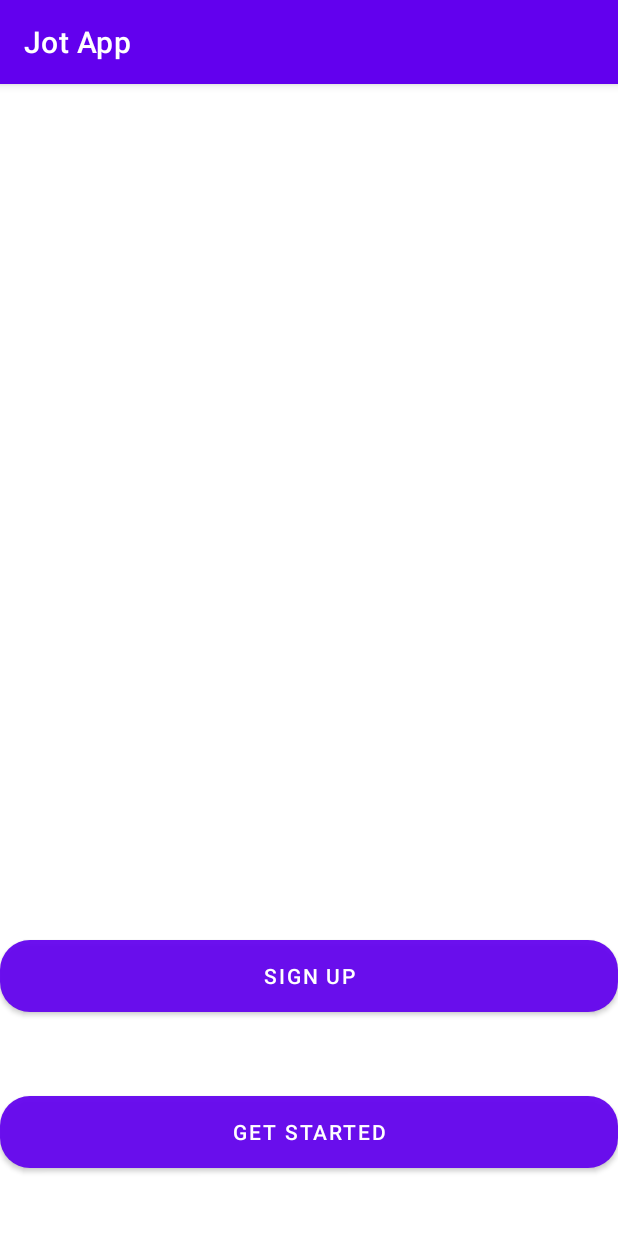
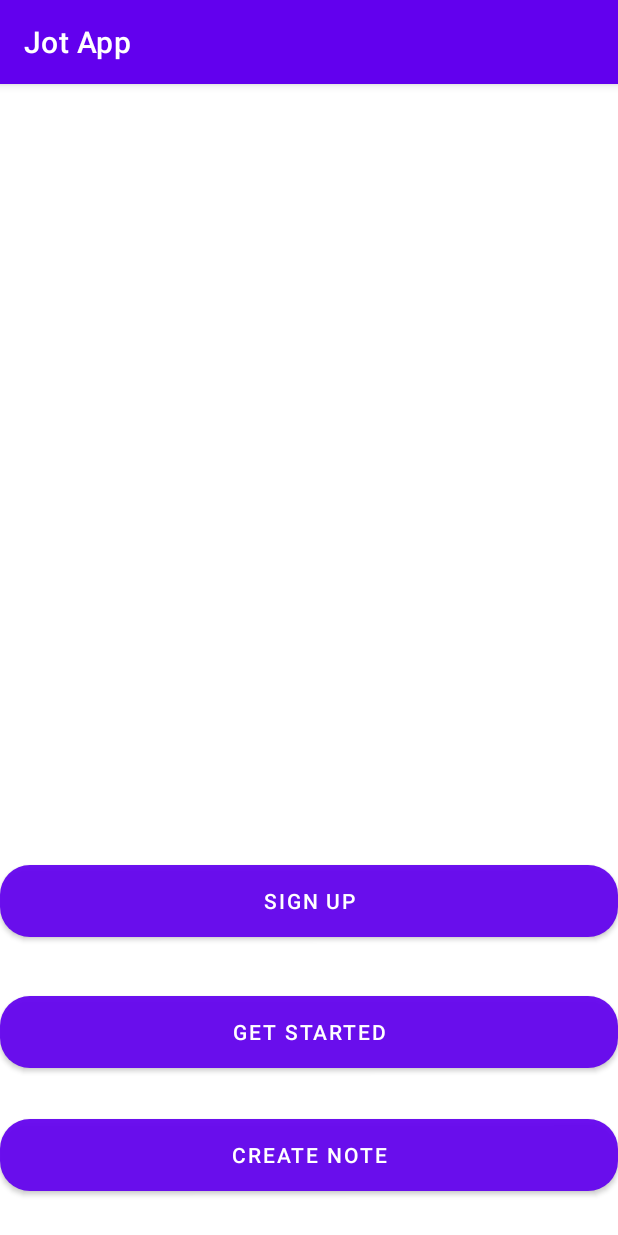
Before and after one commit to anzalmohamed/Jot-App, an Android app: the screen it shows after launch (MainActivity), on a phone screen of 412 x 824 dp. Run offline under Robolectric (Android 15) with nearby library versions, the phone set to English and light mode, and no system bars.

Commit message:
Added Create notes Button but it isn't functioning yet

```diff
--- a/app/src/main/java/com/moringaschool/signin/MainActivity.java
+++ b/app/src/main/java/com/moringaschool/signin/MainActivity.java
@@ -10,12 +10,12 @@ import android.widget.Button;
 public class MainActivity extends AppCompatActivity {
     private Button mStartButton;
     private Button mSignButton;
-//    private Button mNotesButton;
+    private Button mNotesButton;
     @Override
     protected void onCreate(Bundle savedInstanceState) {
         super.onCreate(savedInstanceState);
         setContentView(R.layout.activity_main);
-//        mNotesButton=(Button) findViewById(R.id.notesButton);
+        mNotesButton=(Button) findViewById(R.id.notesButton);
         mSignButton = (Button) findViewById(R.id.signButton);
         mStartButton = (Button) findViewById(R.id.startButton);
         mStartButton.setOnClickListener(new View.OnClickListener() {
@@ -36,15 +36,15 @@ public class MainActivity extends AppCompatActivity {
                 startActivity(intent);
             }
         });
-//        mNotesButton.setOnClickListener(new View.OnClickListener() {
-//
-//            @Override
-//            public void onClick(View v) {
-//
-//                Intent intent = new Intent(MainActivity.this,NoteEditorActivity.class);
-//                startActivity(intent);
-//            }
-//        });
+        mNotesButton.setOnClickListener(new View.OnClickListener() {
+
+            @Override
+            public void onClick(View v) {
+
+                Intent intent = new Intent(MainActivity.this,NotesActivity.class);
+                startActivity(intent);
+            }
+        });
 
     }
 }
--- a/app/src/main/res/layout/activity_main.xml
+++ b/app/src/main/res/layout/activity_main.xml
@@ -11,7 +11,7 @@
         android:layout_width="match_parent"
         android:layout_height="wrap_content"
         android:layout_alignParentBottom="true"
-        android:layout_marginBottom="45dp"
+        android:layout_marginBottom="112dp"
         android:background="@drawable/roundshapedbutton"
         android:text="Get Started"
         android:textColor="@color/colorTextIcons" />
@@ -21,10 +21,19 @@
         android:layout_width="match_parent"
         android:layout_height="wrap_content"
         android:layout_alignParentBottom="true"
-        android:layout_marginBottom="149dp"
+        android:layout_marginBottom="199dp"
         android:background="@drawable/roundshapedbutton"
         android:text="Sign Up"
         android:textColor="@color/colorTextIcons" />
 
+    <Button
+        android:id="@+id/notesButton"
+        android:layout_width="match_parent"
+        android:layout_height="wrap_content"
+        android:layout_alignParentBottom="true"
+        android:layout_marginBottom="30dp"
+        android:background="@drawable/roundshapedbutton"
+        android:text="create note"
+        android:textColor="@color/colorTextIcons" />
 
 </RelativeLayout>
```
Also changed, not shown: app/src/main/AndroidManifest.xml (+6 -1 lines), app/src/main/java/com/moringaschool/signin/SignInActivity.java (+16 -5 lines).
